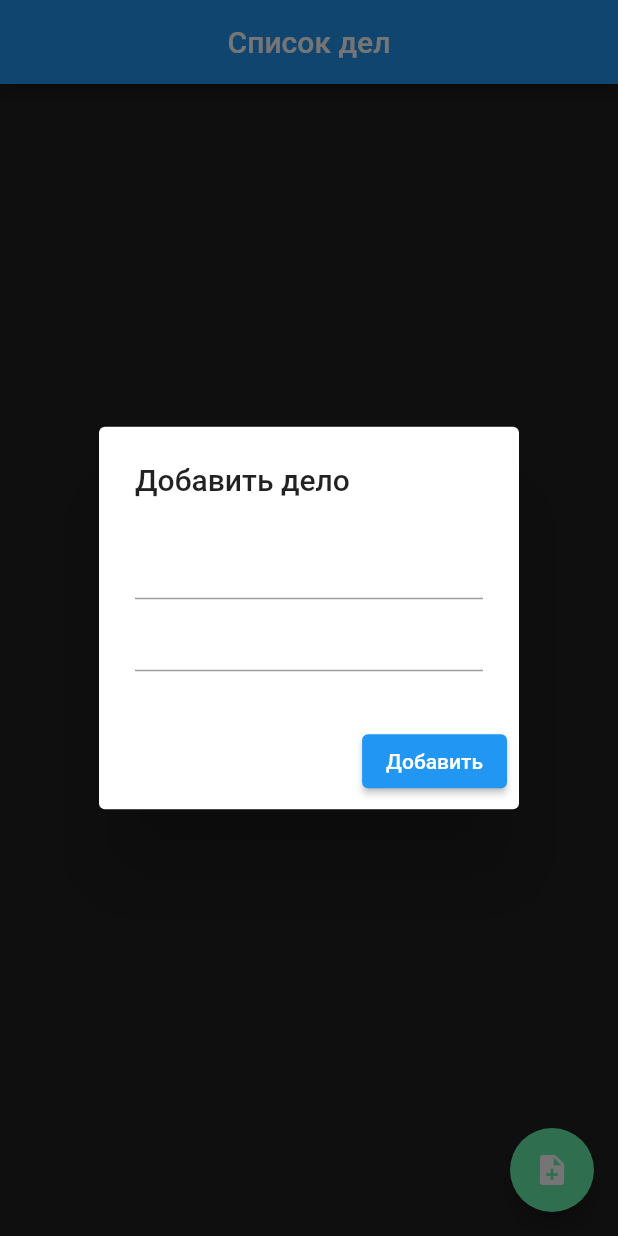
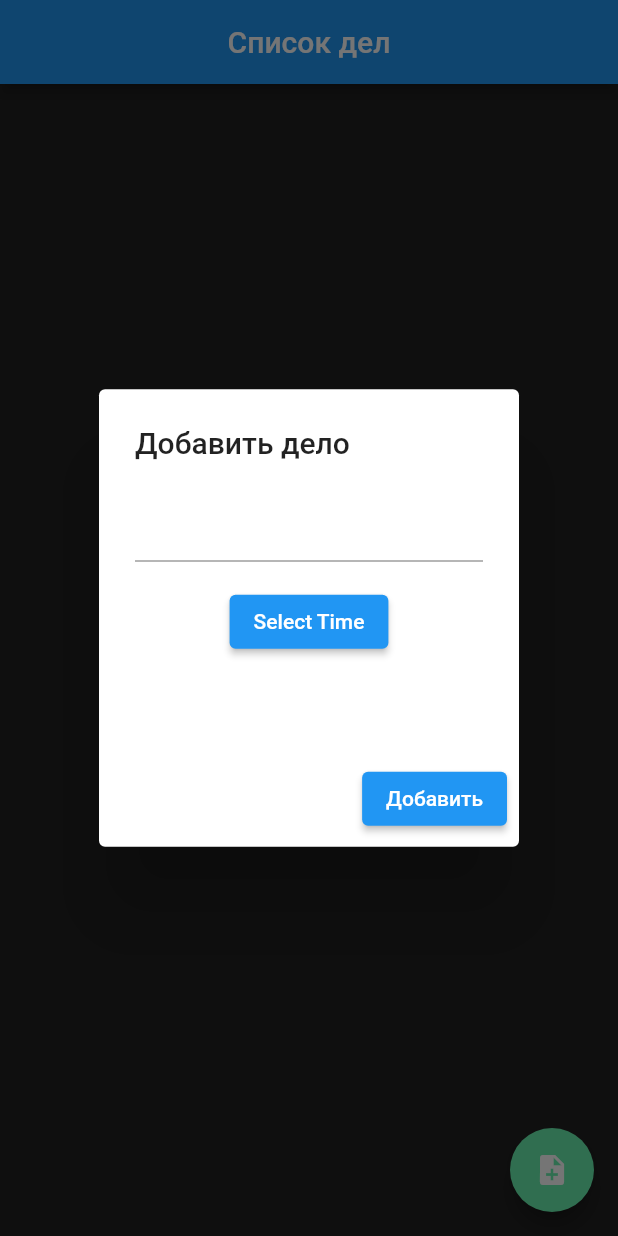
Before and after one commit to TommyTate/sgroup, a Flutter app: the screen it shows after launch, after a tap on the "note add" icon, on a phone screen of 412 x 824 dp. Run offline on Flutter 3.47's test engine with Material 2 defaults, Android fonts, the phone set to English and light mode, and no system bars; our stand-ins replace shared_preferences.

Commit message:
update 20.12

```diff
--- a/lib/models/toDoListModel.dart
+++ b/lib/models/toDoListModel.dart
@@ -2,15 +2,17 @@ import 'dart:convert';
 
 class ToDoListModel {
   String title = '';
-  String time = '';
+  String hour = '';
+  String minute = '';
 
-  ToDoListModel({this.title = '', this.time = ''});
+  ToDoListModel({this.title = '', this.hour= '', this.minute = ''});
 
   factory ToDoListModel.fromJson(Map<String, dynamic> parsedJson) =>
-      ToDoListModel(time: parsedJson['time'], title: parsedJson['title'] ?? null);
+      ToDoListModel(hour: parsedJson['hour'], minute: parsedJson['minute'], title: parsedJson['title'] ?? null);
   static Map<String, dynamic> toMap(ToDoListModel toDoList) => {
         'title': toDoList.title,
-        'time': toDoList.time,
+        'hour': toDoList.hour,
+        'minute': toDoList.minute,
       };
 
   static String encode(List<ToDoListModel> list) => json.encode(
--- a/lib/pages/Home.dart
+++ b/lib/pages/Home.dart
@@ -14,8 +14,8 @@ class Home extends StatefulWidget {
 }
 
 class _HomeState extends State<Home> {
+  TimeOfDay time = TimeOfDay(hour: 10, minute: 30);
   String _userToDo = '';
-  String _userTimeToDo = '';
   List<ToDoListModel> todoList = []; //Делаем список типа ToDoListModel
   final Future<SharedPreferences> _prefs = SharedPreferences
       .getInstance(); //Объявляем переменную для извлечения строк из shared Preferences
@@ -49,6 +49,10 @@ class _HomeState extends State<Home> {
 
   @override
   Widget build(BuildContext context) {
+
+    final hours = time.hour.toString().padLeft(2, '0');
+    final minutes = time.minute.toString().padLeft(2, '0');
+
     return Scaffold(
       backgroundColor: Colors.grey[900],
       appBar: AppBar(
@@ -69,7 +73,7 @@ class _HomeState extends State<Home> {
                       child: Card(
                         child: ListTile(
                           title: Text(global.taskList[index].title),
-                          subtitle: Text(global.taskList[index].time),
+                          subtitle: Text('$hours:$minutes'),
                           trailing: IconButton(
                               icon: Icon(Icons.delete_forever_rounded,
                                   color: Colors.deepOrangeAccent),
@@ -107,17 +111,27 @@ class _HomeState extends State<Home> {
                   return AlertDialog(
                     title: Text('Добавить дело'),
                     content: Container(
-                    height: 100.0,
+                    height: 150.0,
                     child: Column(children: [TextField(
                       onChanged: (String value) {
                         _userToDo = value;
                       },
                     ),
-                    TextField(
-                      onChanged: (String value) {
-                        _userTimeToDo = value;
-                      },
-                    ),]),),
+                    const SizedBox(height: 16),
+                    ElevatedButton(
+                      child: Text('Select Time'),
+                      onPressed: () async {
+                        TimeOfDay? newTime = await showTimePicker(
+                          context: context,
+                          initialTime: time,
+                        );
+                        if (newTime == null) return;
+                        setState(() => time = newTime);
+                      }
+                    ),
+                  ]
+                ),
+              ),
                     actions: [
                       ElevatedButton(
                           onPressed: () {
@@ -125,7 +139,7 @@ class _HomeState extends State<Home> {
 
                             setState(() {
                               global.taskList
-                                  .add(ToDoListModel(title: _userToDo, time: _userTimeToDo));
+                                  .add(ToDoListModel(title: _userToDo, hour: hours, minute: minutes));
                             });
                             saveToDoItemsToLocalBase(global
                                 .taskList); //Затем сохраняем обновленный список в SharedPreferences
```
